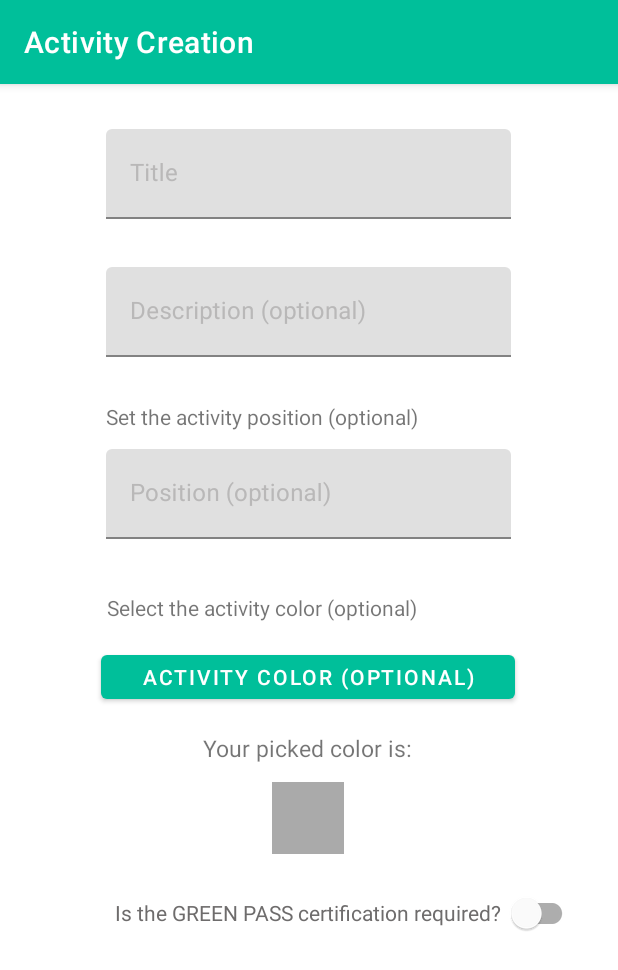
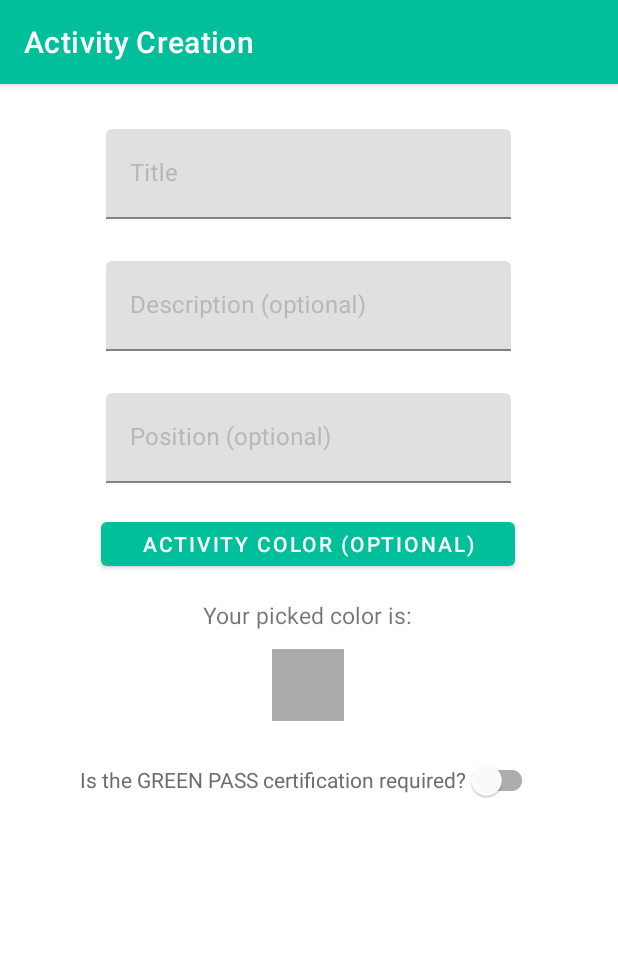
Before and after one commit to MrCosta57/progetto_ing_del_software_2021, an Android app: the fragment ActivitiesCreation1Fragment placed in its activity, on a phone screen of 412 x 824 dp. Shown: the top 970 px of the screen. Run offline under Robolectric (Android 15) with nearby library versions, the light colour scheme and no system bars; our stand-ins replace RxJava; libraries missing offline, so code that uses them is left out: com.stepstone.stepper, yuku.ambilwarna; plain views replace StepperLayout; 3 statements that could not run were skipped.

Commit message:
Fix schermata1 Activity Creation

```diff
--- a/client/app/src/main/java/com/balckbuffalos/familiesshareextended/Retrofit/RetrofitClient.java
+++ b/client/app/src/main/java/com/balckbuffalos/familiesshareextended/Retrofit/RetrofitClient.java
@@ -8,7 +8,7 @@ public class RetrofitClient {
     private static Retrofit instance;
 
     public static Retrofit getInstance() {
-        String IPV4 = "192.168.178.49";
+        String IPV4 = "192.168.1.20";
         String port="4000";
         if (instance == null)
             instance = new Retrofit.Builder()
--- a/client/app/src/main/res/layout/fragment_activities_creation1.xml
+++ b/client/app/src/main/res/layout/fragment_activities_creation1.xml
@@ -32,12 +32,12 @@
         android:layout_width="276dp"
         android:layout_height="41dp"
         android:layout_gravity="center"
-        android:layout_marginTop="16dp"
+        android:layout_marginTop="20dp"
         android:text="@string/activity_color_optional"
         app:layout_constraintEnd_toEndOf="parent"
         app:layout_constraintHorizontal_bias="0.496"
         app:layout_constraintStart_toStartOf="parent"
-        app:layout_constraintTop_toBottomOf="@+id/textView3"
+        app:layout_constraintTop_toBottomOf="@+id/activity_position"
         tools:ignore="TextContrastCheck,TouchTargetSizeCheck" />
 
     <View
@@ -56,12 +56,12 @@
         android:id="@+id/activity_position"
         android:layout_width="270dp"
         android:layout_height="60dp"
-        android:layout_marginTop="12dp"
+        android:layout_marginTop="28dp"
         android:textColorHint="#B9B8B8"
         app:layout_constraintEnd_toEndOf="parent"
         app:layout_constraintHorizontal_bias="0.496"
         app:layout_constraintStart_toStartOf="parent"
-        app:layout_constraintTop_toBottomOf="@+id/textView2">
+        app:layout_constraintTop_toBottomOf="@+id/activity_description">
 
         <EditText
             android:id="@+id/activity_position_text"
@@ -98,33 +98,11 @@
             tools:ignore="SpeakableTextPresentCheck" />
     </com.google.android.material.textfield.TextInputLayout>
 
-    <TextView
-        android:id="@+id/textView2"
-        android:layout_width="wrap_content"
-        android:layout_height="wrap_content"
-        android:layout_marginTop="30dp"
-        android:text="@string/set_the_activity_position_optional"
-        app:layout_constraintEnd_toEndOf="parent"
-        app:layout_constraintHorizontal_bias="0.348"
-        app:layout_constraintStart_toStartOf="parent"
-        app:layout_constraintTop_toBottomOf="@+id/activity_description" />
-
-    <TextView
-        android:id="@+id/textView3"
-        android:layout_width="wrap_content"
-        android:layout_height="wrap_content"
-        android:layout_marginTop="36dp"
-        android:text="@string/select_the_activity_color_optional"
-        app:layout_constraintEnd_toEndOf="parent"
-        app:layout_constraintHorizontal_bias="0.346"
-        app:layout_constraintStart_toStartOf="parent"
-        app:layout_constraintTop_toBottomOf="@+id/activity_position" />
-
     <com.google.android.material.textfield.TextInputLayout
         android:id="@+id/activity_description"
         android:layout_width="270dp"
         android:layout_height="60dp"
-        android:layout_marginTop="32dp"
+        android:layout_marginTop="28dp"
         android:textColorHint="#B9B8B8"
         app:layout_constraintEnd_toEndOf="parent"
         app:layout_constraintHorizontal_bias="0.496"
@@ -161,12 +139,10 @@
         android:layout_width="wrap_content"
         android:layout_height="wrap_content"
         android:layout_marginTop="15dp"
-        android:minHeight="48dp"
         android:showText="false"
-        android:text="Is the GREEN PASS certification required? "
+        android:text="@string/is_the_green_pass_certification_required"
         android:textColor="#6E6C6C"
         app:layout_constraintEnd_toEndOf="parent"
-        app:layout_constraintHorizontal_bias="0.744"
         app:layout_constraintStart_toStartOf="parent"
         app:layout_constraintTop_toBottomOf="@+id/preview_selected_color" />
 
--- a/client/app/src/main/res/values/strings.xml
+++ b/client/app/src/main/res/values/strings.xml
@@ -110,4 +110,5 @@
     <string name="splash_screen">Splash screen</string>
     <string name="trash_bin_icon">trash bin icon</string>
     <string name="my_child_tested_positive_for_covid">My child tested positive for covid</string>
+    <string name="is_the_green_pass_certification_required">Is the GREEN PASS certification required?</string>
 </resources>
```
